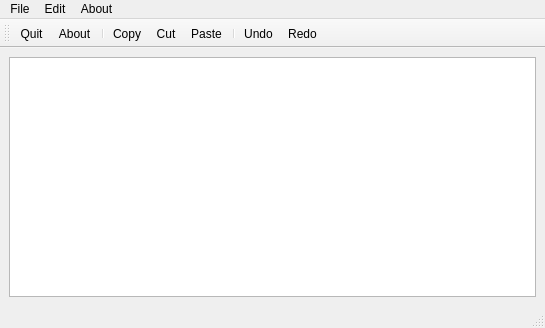
Old version of the form mainwindow.ui in the repository bAbderraouf/Qt_Ratext.
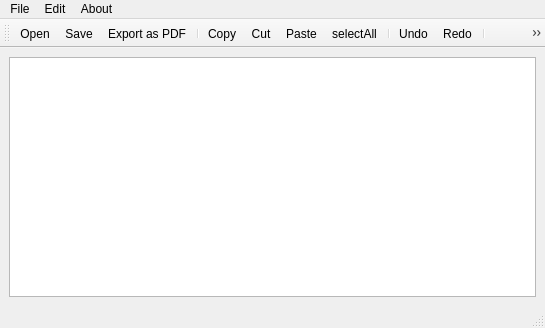
New version of the form. Icons and pictures are not drawn.

Diff of the .ui file:
```diff
--- a/mainwindow.ui
+++ b/mainwindow.ui
@@ -67,15 +67,21 @@
    <attribute name="toolBarBreak">
     <bool>false</bool>
    </attribute>
-   <addaction name="actionQuit"/>
-   <addaction name="actionAbout"/>
+   <addaction name="actionOpen"/>
+   <addaction name="actionSave"/>
+   <addaction name="actionExport_as_PDF"/>
    <addaction name="separator"/>
    <addaction name="actionCopy"/>
    <addaction name="actionCut"/>
    <addaction name="actionPaste"/>
+   <addaction name="actionSelectAll"/>
    <addaction name="separator"/>
    <addaction name="actionUndo"/>
    <addaction name="actionRedo"/>
+   <addaction name="separator"/>
+   <addaction name="settingsAction"/>
+   <addaction name="actionAbout"/>
+   <addaction name="actionQuit"/>
   </widget>
   <action name="actionQuit">
    <property name="icon">
@@ -141,6 +147,63 @@
     <string>About</string>
    </property>
   </action>
+  <action name="actionOpen">
+   <property name="icon">
+    <iconset resource="icons.qrc">
+     <normaloff>:/images/open-folder.png</normaloff>:/images/open-folder.png</iconset>
+   </property>
+   <property name="text">
+    <string>Open</string>
+   </property>
+  </action>
+  <action name="actionSave">
+   <property name="icon">
+    <iconset resource="icons.qrc">
+     <normaloff>:/images/save.png</normaloff>:/images/save.png</iconset>
+   </property>
+   <property name="text">
+    <string>Save</string>
+   </property>
+  </action>
+  <action name="actionExport_as_PDF">
+   <property name="icon">
+    <iconset resource="icons.qrc">
+     <normaloff>:/images/save_as_pdf.png</normaloff>:/images/save_as_pdf.png</iconset>
+   </property>
+   <property name="text">
+    <string>Export as PDF</string>
+   </property>
+  </action>
+  <action name="actionSelectAll">
+   <property name="icon">
+    <iconset resource="icons.qrc">
+     <normaloff>:/images/selectAll.png</normaloff>:/images/selectAll.png</iconset>
+   </property>
+   <property name="text">
+    <string>selectAll</string>
+   </property>
+   <property name="toolTip">
+    <string>select All [Ctr+A]</string>
+   </property>
+   <property name="menuRole">
+    <enum>QAction::MenuRole::NoRole</enum>
+   </property>
+  </action>
+  <action name="settingsAction">
+   <property name="icon">
+    <iconset resource="icons.qrc">
+     <normaloff>:/images/settings.png</normaloff>:/images/settings.png</iconset>
+   </property>
+   <property name="text">
+    <string>Settings</string>
+   </property>
+   <property name="toolTip">
+    <string>Settings</string>
+   </property>
+   <property name="menuRole">
+    <enum>QAction::MenuRole::NoRole</enum>
+   </property>
+  </action>
  </widget>
  <resources>
   <include location="icons.qrc"/>
```
Left out of the diff: 15 changed lines with no effect on the pictures.
